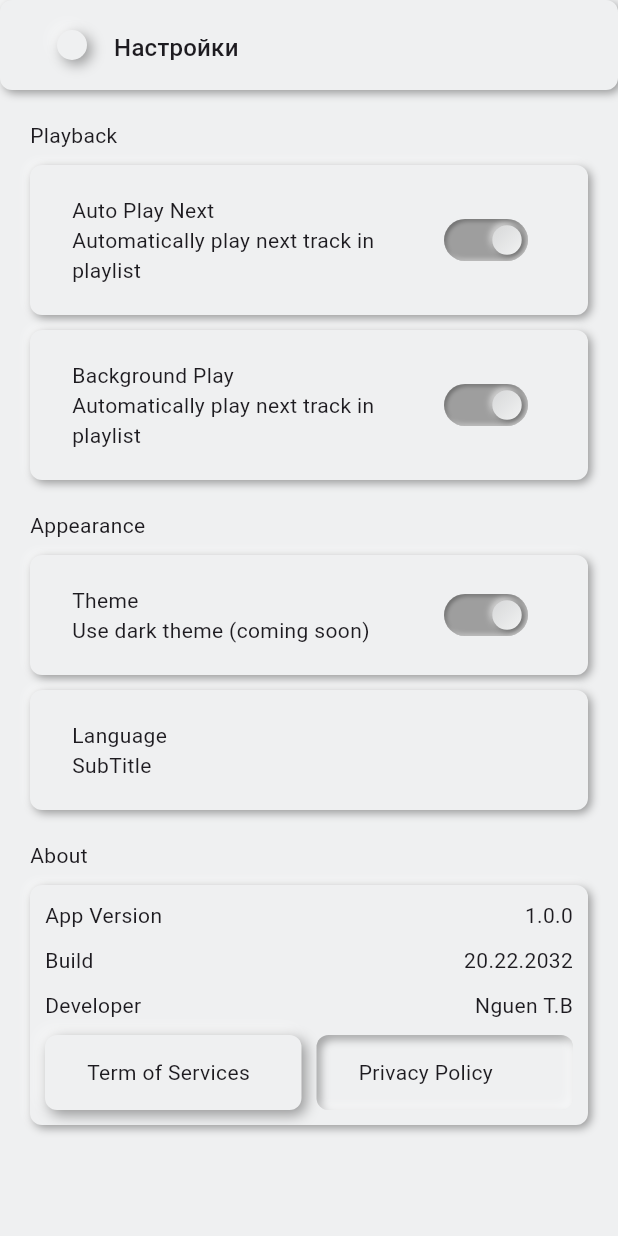
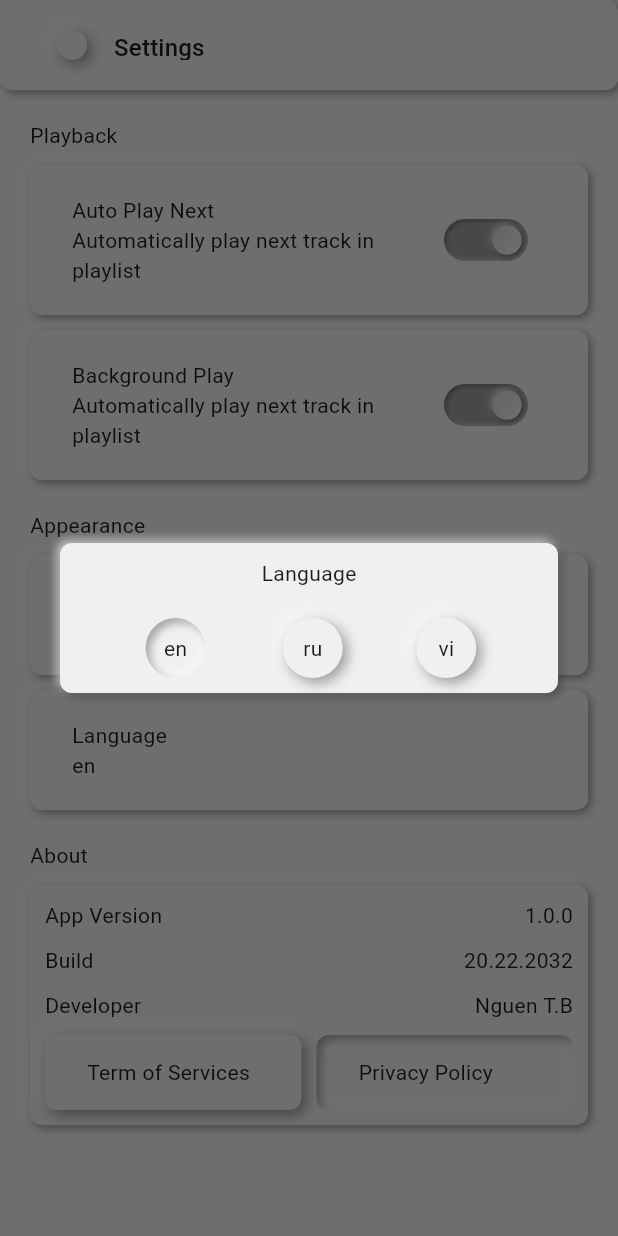
Before and after one commit to jchocola/ya_tuber, a Flutter app: the SettingPage screen opened directly, after a tap on "Language", on a phone screen of 412 x 824 dp. Run offline on Flutter 3.47's test engine with Material 3 defaults, Android fonts, the phone set to English and light mode, and no system bars; our stand-ins replace equatable, flutter_neumorphic_plus, freezed_annotation, gap, get_it, logger and 4 more; missing offline and left inert: localstore, youtube_explode_dart; accounts and stored records are empty.

Commit message:
changed locale language

```diff
--- a/lib/app_setting_provider.dart
+++ b/lib/app_setting_provider.dart
@@ -28,15 +28,21 @@ class AppSettingProvider extends ChangeNotifier {
     await settingRepo.toogleAutoPlayParameter();
   }
 
-   Future<void> tooggleBGPlayValue() async {
+  Future<void> tooggleBGPlayValue() async {
     backgroundPlay = !backgroundPlay;
     notifyListeners();
     await settingRepo.toogleBackgroundPlayParameter();
   }
 
-   Future<void> tooggleThemeValue() async {
+  Future<void> tooggleThemeValue() async {
     appThemeLight = !appThemeLight;
     notifyListeners();
     await settingRepo.toogleThemeParameter();
   }
+
+  Future<void> changeAppLangCode({required String langCode}) async {
+    this.langCode = langCode;
+    notifyListeners();
+    await settingRepo.changeAppLangCode(langCode: langCode);
+  }
 }
--- a/lib/main.dart
+++ b/lib/main.dart
@@ -46,7 +46,8 @@ class MyApp extends StatelessWidget {
 
         ChangeNotifierProvider(create: (context)=> PlaylistPageProvider(localDB: getIt<LocalStoreRepo>())..loadListTracks())
       ],
-      child: NeumorphicApp(
+      child: Consumer<AppSettingProvider>(
+        builder:(context,setting,child)=> NeumorphicApp(
            localizationsDelegates: [
                   S.delegate,
                   GlobalMaterialLocalizations.delegate,
@@ -54,12 +55,13 @@ class MyApp extends StatelessWidget {
                   GlobalCupertinoLocalizations.delegate,
               ],
           supportedLocales: S.delegate.supportedLocales,
-        locale: Locale('ru'),
+          locale: Locale(setting.langCode),
           theme: lightTheme,
           debugShowCheckedModeBanner: false,
           title: 'Ya Tuber',
           home: HomePage(),
         ),
+      ),
     );
   }
 }
--- a/lib/presentation/setting_page/widget/apparance_widget.dart
+++ b/lib/presentation/setting_page/widget/apparance_widget.dart
@@ -1,7 +1,10 @@
 import 'package:flutter/material.dart';
+import 'package:flutter_neumorphic_plus/flutter_neumorphic.dart';
 import 'package:provider/provider.dart';
 import 'package:ya_tuber/app_setting_provider.dart';
 import 'package:ya_tuber/core/app_constant.dart';
+import 'package:ya_tuber/generated/l10n.dart';
+import 'package:ya_tuber/widget/custom_text_button.dart';
 import 'package:ya_tuber/widget/setting_title.dart';
 
 class AppareanceWidget extends StatelessWidget {
@@ -11,6 +14,49 @@ class AppareanceWidget extends StatelessWidget {
   Widget build(BuildContext context) {
     final appSettingProvider_listen = context.watch<AppSettingProvider>();
     final appSettingProvider_read = context.read<AppSettingProvider>();
+
+    void onLanguageTapped() {
+      showDialog(
+        context: context,
+        builder: (context) => Dialog(
+          child: Neumorphic(
+            child: Padding(
+              padding: EdgeInsets.all(AppConstant.widgetPadding),
+              child: Column(
+                mainAxisSize: MainAxisSize.min,
+                spacing: AppConstant.appPadding,
+                children: [
+                  Text('Language'),
+
+                  Row(
+                    mainAxisAlignment: MainAxisAlignment.spaceEvenly,
+                    children: List.generate(
+                      S.delegate.supportedLocales.length,
+                      (index) {
+                        final Locale locale =
+                            S.delegate.supportedLocales[index];
+                        return CustomTextButton(
+                          text: locale.languageCode,
+                          onPressed: () async {
+                            await appSettingProvider_read.changeAppLangCode(
+                              langCode: locale.languageCode,
+                            );
+                          },
+                          isNegative:
+                              locale.languageCode ==
+                              appSettingProvider_listen.langCode,
+                        );
+                      },
+                    ),
+                  ),
+                ],
+              ),
+            ),
+          ),
+        ),
+      );
+    }
+
     return Column(
       crossAxisAlignment: CrossAxisAlignment.start,
       spacing: AppConstant.widgetPadding,
@@ -21,11 +67,11 @@ class AppareanceWidget extends StatelessWidget {
           withSwitch: true,
           switchValue: appSettingProvider_listen.appThemeLight,
           onPressed: () async {
-            await appSettingProvider_read.tooggleThemeValue();
+           // await appSettingProvider_read.tooggleThemeValue();
           },
           subTitle: 'Use dark theme (coming soon)',
         ),
-        SettingTitle(title: 'Language', onPressed: () {}),
+        SettingTitle(title: 'Language', onPressed: onLanguageTapped, subTitle: appSettingProvider_listen.langCode,),
       ],
     );
   }
--- /dev/null
+++ b/lib/widget/custom_text_button.dart
@@ -0,0 +1,25 @@
+import 'package:flutter/material.dart';
+import 'package:flutter_neumorphic_plus/flutter_neumorphic.dart';
+import 'package:ya_tuber/core/app_constant.dart';
+
+class CustomTextButton extends StatelessWidget {
+  const CustomTextButton({super.key, this.text = '', this.onPressed, this.boxShape = const NeumorphicBoxShape.circle(), this.isNegative = false});
+  final String text;
+  final void Function()? onPressed;
+  final NeumorphicBoxShape boxShape;
+  final  bool isNegative;
+  @override
+  Widget build(BuildContext context) {
+    return NeumorphicButton(
+      drawSurfaceAboveChild: false,
+      onPressed: onPressed,
+      curve: AppConstant.neumorphicCurve,
+      style: NeumorphicStyle(
+        depth: isNegative ? AppConstant.neumoDepthNegative : AppConstant.neumoDepthPositive,
+        boxShape: boxShape,
+        shape: AppConstant.neumorphicShape,
+      ),
+      child: Text(text),
+    );
+  }
+}
```
Lines whose indentation alone changed are shown as unchanged.
